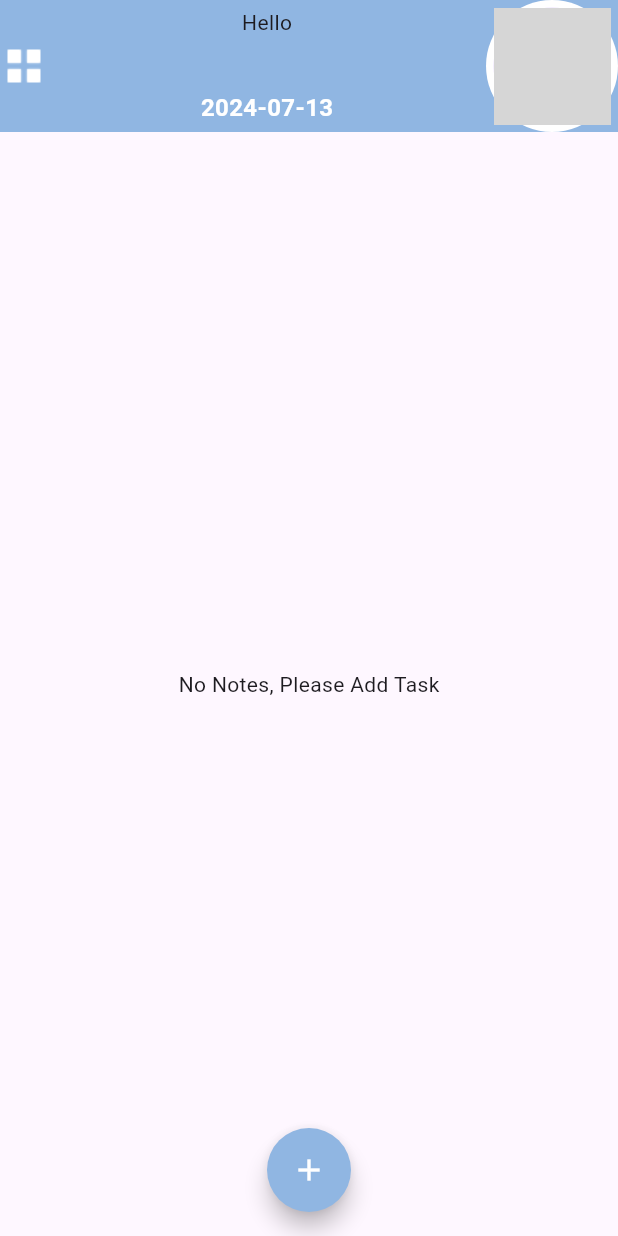
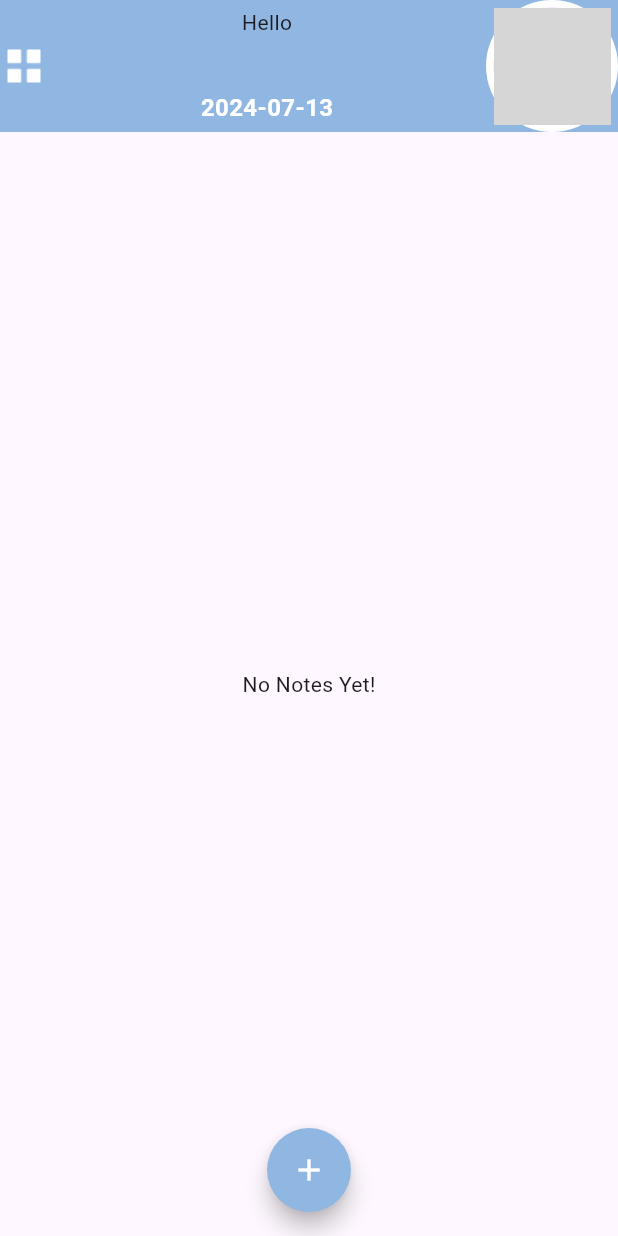
Before and after one commit to ZiadElsaadany/todo-session-cycle-8, a Flutter app: the HomeScreen screen opened directly with empty values, on a phone screen of 412 x 824 dp. Run offline on Flutter 3.47's test engine with Material 3 defaults, Android fonts, the light colour scheme and no system bars; our stand-ins replace image_picker; grey boxes are pictures that could not be loaded.

```diff
--- a/lib/featrues/home/presentation/view/home_screen.dart
+++ b/lib/featrues/home/presentation/view/home_screen.dart
@@ -62,7 +62,7 @@ class _HomeScreenState extends State<HomeScreen> {
           Expanded(
             child:  notes.isEmpty?
 
-                Center(child: Text("No Notes, Please Add Task"))
+                Center(child: Text("No Notes Yet!"))
                 :      ListView.builder(
 
                  itemCount: notes.length,
```
